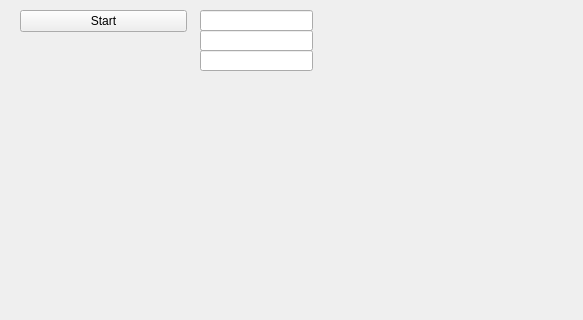
ig-or-ka/galaxy-coursework, file mainwindow.ui: the form before one commit; both pictures show x 0 to 583 and y 0 to 320 of the 800 by 600 pixel window.
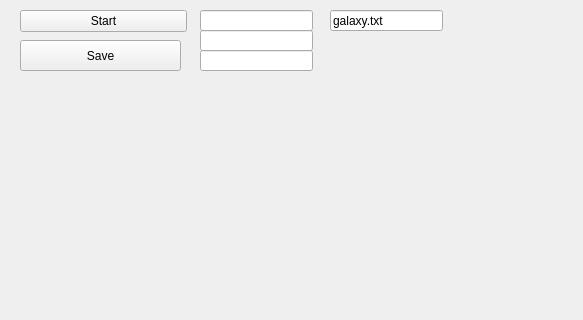
The form after the commit.

```diff
--- a/mainwindow.ui
+++ b/mainwindow.ui
@@ -60,6 +60,32 @@
      </rect>
     </property>
    </widget>
+   <widget class="QLineEdit" name="fileaNameEdit">
+    <property name="geometry">
+     <rect>
+      <x>330</x>
+      <y>10</y>
+      <width>113</width>
+      <height>21</height>
+     </rect>
+    </property>
+    <property name="text">
+     <string>galaxy.txt</string>
+    </property>
+   </widget>
+   <widget class="QPushButton" name="saveGalaxy">
+    <property name="geometry">
+     <rect>
+      <x>20</x>
+      <y>40</y>
+      <width>161</width>
+      <height>31</height>
+     </rect>
+    </property>
+    <property name="text">
+     <string>Save</string>
+    </property>
+   </widget>
   </widget>
   <widget class="QMenuBar" name="menubar">
    <property name="geometry">
```
